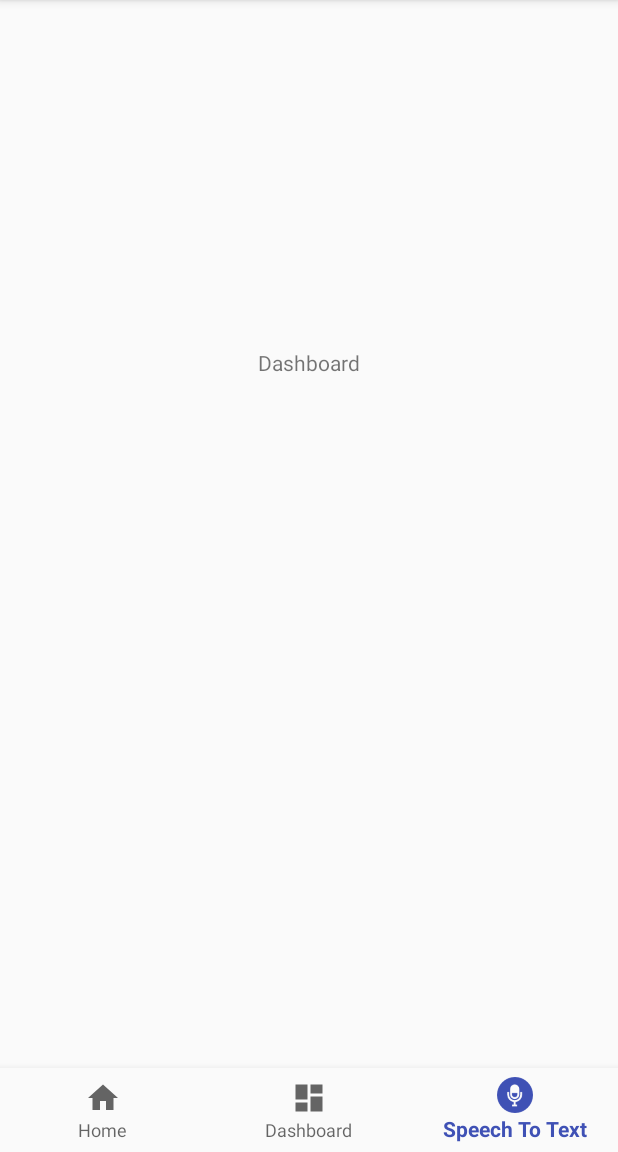
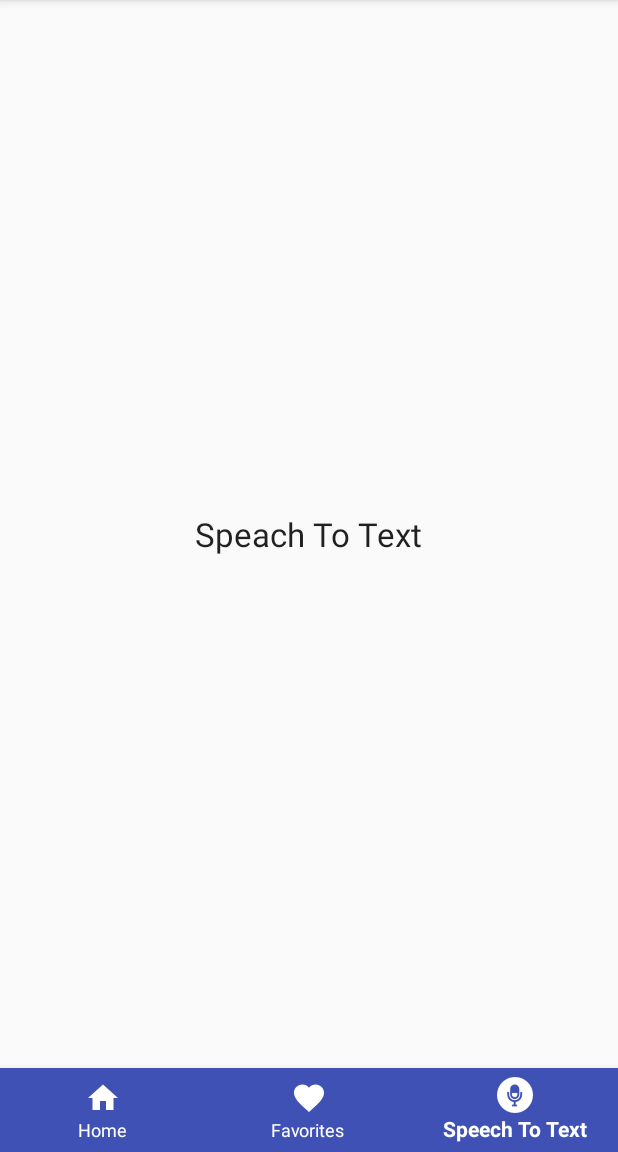
Before and after one commit to sandalydiallo/MiddleWare, an Android app: the screen it shows after launch (MainActivity), item 3 of the bottom bar chosen, on a phone screen of 412 x 824 dp, the part 84-1236 px from its top. Run offline under Robolectric (Android 15) with nearby library versions, the phone set to English and light mode, and no system bars.

Commit message:
Création des fragment ok.

```diff
--- a/Mp3PlayerMiddleWare/app/src/main/java/com/mp3playermiddleware/MainActivity.java
+++ b/Mp3PlayerMiddleWare/app/src/main/java/com/mp3playermiddleware/MainActivity.java
@@ -6,6 +6,7 @@ import android.os.Bundle;
 import android.speech.RecognizerIntent;
 import android.support.annotation.NonNull;
 import android.support.design.widget.BottomNavigationView;
+import android.support.v4.app.Fragment;
 import android.support.v7.app.AppCompatActivity;
 import android.view.MenuItem;
 import android.widget.TextView;
@@ -18,37 +19,38 @@ public class MainActivity extends AppCompatActivity {
     private TextView mTextMessage;
     private static final int REQ_CODE_SPEECH_INPUT= 100;
 
-    private BottomNavigationView.OnNavigationItemSelectedListener mOnNavigationItemSelectedListener
-            = new BottomNavigationView.OnNavigationItemSelectedListener() {
-
-        @Override
-        public boolean onNavigationItemSelected(@NonNull MenuItem item) {
-            switch (item.getItemId()) {
-                case R.id.navigation_home:
-//                    mTextMessage.setText(R.string.title_home);
-                    Intent intent = new Intent(MainActivity.this, SpeechToText.class);
-                    startActivity(intent);
-                    return true;
-                case R.id.navigation_dashboard:
-                    mTextMessage.setText(R.string.title_dashboard);
-                    return true;
-                case R.id.navigation_speechtotext:
-                    startVoiceInput();
-                    return true;
-            }
-            return false;
-        }
-    };
-
     @Override
     protected void onCreate(Bundle savedInstanceState) {
         super.onCreate(savedInstanceState);
         setContentView(R.layout.activity_main);
 
-        mTextMessage = (TextView) findViewById(R.id.message);
-        BottomNavigationView navigation = (BottomNavigationView) findViewById(R.id.navigation);
-        navigation.setOnNavigationItemSelectedListener(mOnNavigationItemSelectedListener);
+        BottomNavigationView navigation =  findViewById(R.id.navigation);
+        navigation.setOnNavigationItemSelectedListener(navListener);
     }
+
+    private BottomNavigationView.OnNavigationItemSelectedListener navListener
+            = new BottomNavigationView.OnNavigationItemSelectedListener() {
+
+                @Override
+                public boolean onNavigationItemSelected(@NonNull MenuItem item) {
+                    Fragment selectedFragment = null;
+                    switch (item.getItemId()) {
+                        case R.id.navigation_home:
+                            selectedFragment = new HomeFragment();
+                            break;
+                        case R.id.navigation_favorities:
+                            selectedFragment = new FavoritesFragment();
+                            break;
+                        case R.id.navigation_speechtotext:
+                            selectedFragment = new SpeachToTextFragment();
+                            //startVoiceInput();
+                            break;
+                    }
+                    getSupportFragmentManager().beginTransaction().replace(R.id.fragment_container,
+                            selectedFragment).commit();
+                    return true;
+                }
+     };
 
     private void startVoiceInput() {
         Intent intent = new Intent(RecognizerIntent.ACTION_RECOGNIZE_SPEECH);
--- /dev/null
+++ b/Mp3PlayerMiddleWare/app/src/main/java/com/mp3playermiddleware/SpeachToTextFragment.java
@@ -0,0 +1,21 @@
+package com.mp3playermiddleware;
+
+import android.app.Fragment;
+import android.os.Bundle;
+import android.support.annotation.Nullable;
+import android.view.LayoutInflater;
+import android.view.View;
+import android.view.ViewGroup;
+
+/**
+ * Created by alpha on 27/04/2018.
+ */
+
+public class SpeachToTextFragment extends android.support.v4.app.Fragment {
+
+    @Nullable
+    @Override
+    public View onCreateView(LayoutInflater inflater, @Nullable ViewGroup container, @Nullable Bundle savedInstanceState) {
+        return  inflater.inflate(R.layout.fragment_speach_to_text, container, false);
+    }
+}
--- a/Mp3PlayerMiddleWare/app/src/main/java/com/mp3playermiddleware/SpeechToText.java
+++ b/Mp3PlayerMiddleWare/app/src/main/java/com/mp3playermiddleware/SpeechToText.java
@@ -8,6 +8,6 @@ public class SpeechToText extends AppCompatActivity {
     @Override
     protected void onCreate(Bundle savedInstanceState) {
         super.onCreate(savedInstanceState);
-        setContentView(R.layout.activity_speech_to_text);
+        setContentView(R.layout.fragment_speach_to_text);
     }
 }
--- /dev/null
+++ b/Mp3PlayerMiddleWare/app/src/main/res/drawable/ic_favorite_black_24dp.xml
@@ -0,0 +1,9 @@
+<vector xmlns:android="http://schemas.android.com/apk/res/android"
+        android:width="24dp"
+        android:height="24dp"
+        android:viewportWidth="24.0"
+        android:viewportHeight="24.0">
+    <path
+        android:fillColor="#FF000000"
+        android:pathData="M12,21.35l-1.45,-1.32C5.4,15.36 2,12.28 2,8.5 2,5.42 4.42,3 7.5,3c1.74,0 3.41,0.81 4.5,2.09C13.09,3.81 14.76,3 16.5,3 19.58,3 22,5.42 22,8.5c0,3.78 -3.4,6.86 -8.55,11.54L12,21.35z"/>
+</vector>
--- a/Mp3PlayerMiddleWare/app/src/main/res/layout/activity_main.xml
+++ b/Mp3PlayerMiddleWare/app/src/main/res/layout/activity_main.xml
@@ -7,26 +7,29 @@
     android:layout_height="match_parent"
     tools:context="com.mp3playermiddleware.MainActivity">
 
-    <TextView
-        android:id="@+id/message"
-        android:layout_width="wrap_content"
-        android:layout_height="wrap_content"
-        android:layout_marginLeft="172dp"
-        android:layout_marginTop="232dp"
-        android:text="@string/title_home"
-        app:layout_constraintLeft_toLeftOf="parent"
-        app:layout_constraintTop_toTopOf="parent" />
+    <FrameLayout
+        android:id="@+id/fragment_container"
+        android:layout_width="0dp"
+        android:layout_height="0dp"
+        android:layout_marginBottom="56dp"
+        app:layout_constraintBottom_toBottomOf="parent"
+        app:layout_constraintEnd_toEndOf="parent"
+        app:layout_constraintStart_toStartOf="parent"
+        app:layout_constraintTop_toTopOf="parent"></FrameLayout>
+
+
 
     <android.support.design.widget.BottomNavigationView
         android:id="@+id/navigation"
         android:layout_width="0dp"
         android:layout_height="wrap_content"
-        android:layout_marginEnd="0dp"
-        android:layout_marginStart="0dp"
-        android:background="?android:attr/windowBackground"
+        android:background="@color/colorPrimary"
+        app:itemIconTint="#ffffff"
+        app:itemTextColor="#ffffff"
         app:layout_constraintBottom_toBottomOf="parent"
         app:layout_constraintLeft_toLeftOf="parent"
         app:layout_constraintRight_toRightOf="parent"
         app:menu="@menu/navigation" />
 
+
 </android.support.constraint.ConstraintLayout>
--- /dev/null
+++ b/Mp3PlayerMiddleWare/app/src/main/res/layout/fragment_speach_to_text.xml
@@ -0,0 +1,13 @@
+<?xml version="1.0" encoding="utf-8"?>
+<RelativeLayout xmlns:android="http://schemas.android.com/apk/res/android"
+    android:layout_width="match_parent" android:layout_height="match_parent">
+
+    <TextView
+        android:layout_width="wrap_content"
+        android:layout_height="wrap_content"
+        android:layout_centerHorizontal="true"
+        android:layout_centerVertical="true"
+        android:text="Speach To Text"
+        android:textAppearance="@style/Base.TextAppearance.AppCompat.Large"/>
+
+</RelativeLayout>
--- a/Mp3PlayerMiddleWare/app/src/main/res/menu/navigation.xml
+++ b/Mp3PlayerMiddleWare/app/src/main/res/menu/navigation.xml
@@ -7,12 +7,12 @@
         android:title="@string/title_home" />
 
     <item
-        android:id="@+id/navigation_dashboard"
-        android:icon="@drawable/ic_dashboard_black_24dp"
-        android:title="@string/title_dashboard" />
+        android:id="@+id/navigation_favorities"
+        android:icon="@drawable/ic_favorite_black_24dp"
+        android:title="@string/title_favorite" />
 
     <item
     android:id="@+id/navigation_speechtotext"
     android:icon="@drawable/ic_microphone_2"
-    android:title="@string/title_notifications" />
+    android:title="@string/title_speech_to_text" />
 </menu>
--- a/Mp3PlayerMiddleWare/app/src/main/res/values/strings.xml
+++ b/Mp3PlayerMiddleWare/app/src/main/res/values/strings.xml
@@ -1,6 +1,6 @@
 <resources>
     <string name="app_name">Mp3 Player MiddleWare</string>
     <string name="title_home">Home</string>
-    <string name="title_dashboard">Dashboard</string>
-    <string name="title_notifications">Speech To Text</string>
+    <string name="title_favorite">Favorites</string>
+    <string name="title_speech_to_text">Speech To Text</string>
 </resources>
```
Also changed, not shown: Mp3PlayerMiddleWare/app/src/main/java/com/mp3playermiddleware/FavoritesFragment.java (added, +20 -0 lines), Mp3PlayerMiddleWare/app/src/main/java/com/mp3playermiddleware/HomeFragment.java (added, +21 -0 lines), Mp3PlayerMiddleWare/app/src/main/res/drawable/ic_favorite_border_black_24dp.xml (added, +9 -0 lines), Mp3PlayerMiddleWare/app/src/main/res/layout/activity_speech_to_text.xml (deleted, +0 -17 lines), Mp3PlayerMiddleWare/app/src/main/res/layout/fragment_favorites.xml (added, +13 -0 lines), Mp3PlayerMiddleWare/app/src/main/res/layout/fragment_home.xml (added, +13 -0 lines).
